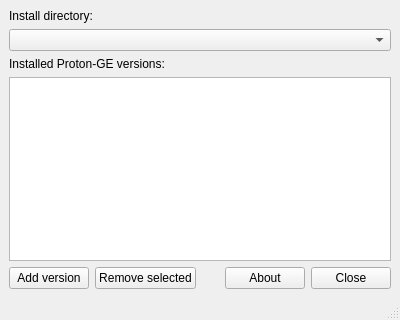
The window that ui/protonup_mainwindow.ui (DavidoTek/ProtonUp-Qt) describes before a commit, drawn with Qt 5.
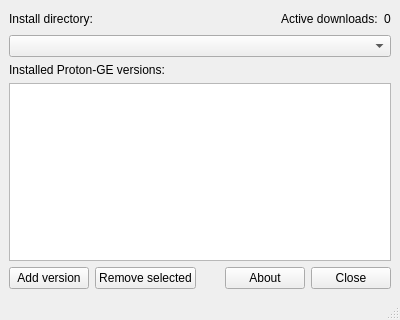
The same window after the commit.

Commit message:
Install mulitple version at once
Multiple versions can be installed at once (will be added to a queue).
Added label to show active downloads.

Diff of the .ui file:
```diff
--- a/ui/protonup_mainwindow.ui
+++ b/ui/protonup_mainwindow.ui
@@ -37,11 +37,42 @@
      <number>9</number>
     </property>
     <item>
+     <layout class="QHBoxLayout" name="horizontalLayout_3">
+      <item>
      <widget class="QLabel" name="lblInstallDirectory">
       <property name="text">
        <string>Install directory:</string>
       </property>
      </widget>
+      </item>
+      <item>
+       <spacer name="horizontalSpacer_2">
+        <property name="orientation">
+         <enum>Qt::Horizontal</enum>
+        </property>
+        <property name="sizeHint" stdset="0">
+         <size>
+          <width>40</width>
+          <height>20</height>
+         </size>
+        </property>
+       </spacer>
+      </item>
+      <item>
+       <widget class="QLabel" name="lblActiveDownloads">
+        <property name="text">
+         <string>Active downloads:</string>
+        </property>
+       </widget>
+      </item>
+      <item>
+       <widget class="QLabel" name="txtActiveDownloads">
+        <property name="text">
+         <string>0</string>
+        </property>
+       </widget>
+      </item>
+     </layout>
     </item>
     <item>
      <widget class="QComboBox" name="comboInstallDirectory"/>
```
Lines whose indentation alone changed are shown as unchanged. The commit also changes 2 other files.
